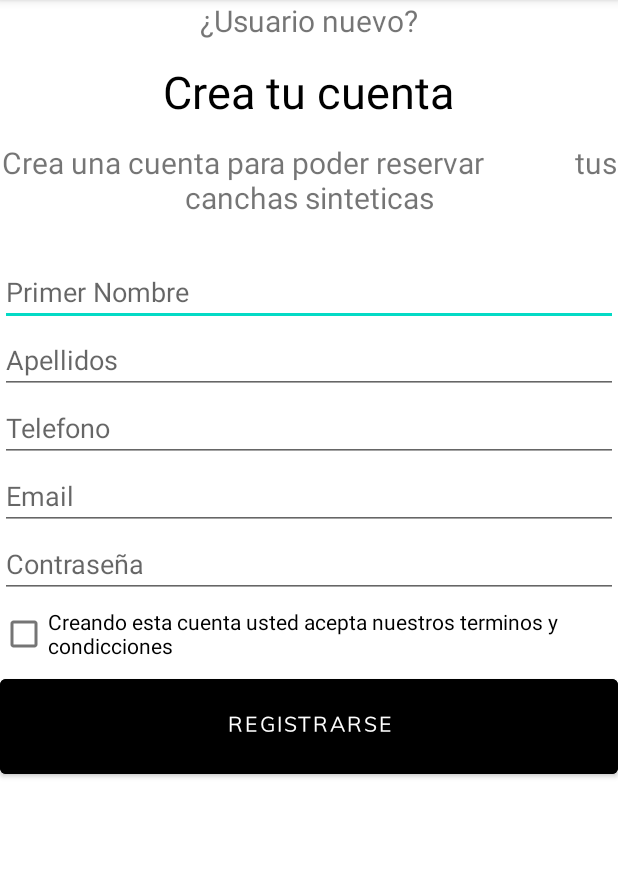
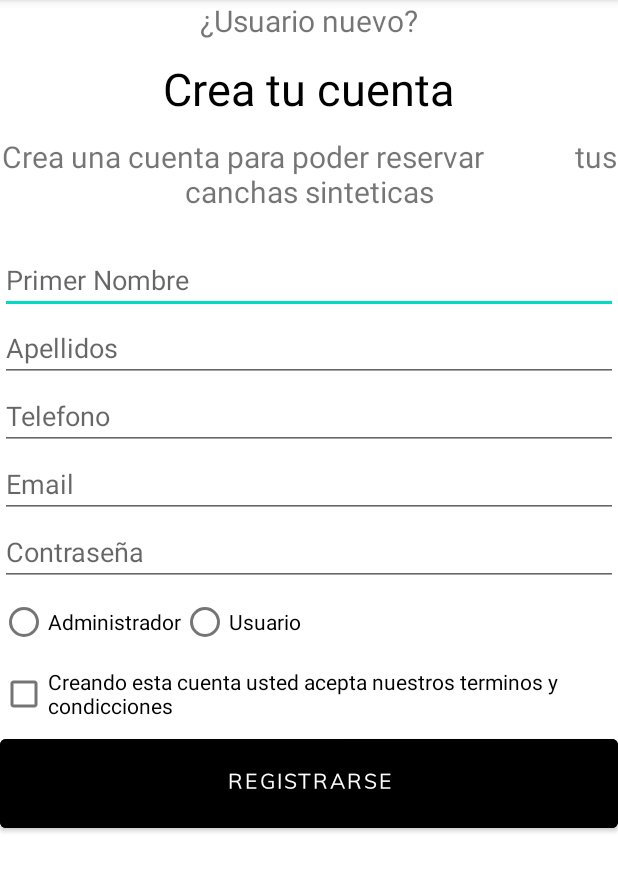
Before and after one commit to aleortbas/proyecto_moviles1, an Android app: the RegistrarUsuario screen opened directly, with no data from a screen before it, on a phone screen of 412 x 824 dp, the part 84-975 px from its top. Run offline under Robolectric (Android 15) with nearby library versions, the phone set to English and light mode, and no system bars.

```diff
--- a/app/src/main/java/com/example/footboocking/RegistrarUsuario.java
+++ b/app/src/main/java/com/example/footboocking/RegistrarUsuario.java
@@ -10,6 +10,7 @@ import android.os.Bundle;
 import android.view.View;
 import android.widget.Button;
 import android.widget.EditText;
+import android.widget.RadioButton;
 import android.widget.Toast;
 
 import org.apache.http.NameValuePair;
@@ -22,6 +23,7 @@ public class RegistrarUsuario extends AppCompatActivity {
 
     EditText nombreTx,apellidoTx,emailTx,contraseñaTx,telefonotx;
     Button button;
+    RadioButton rolAdmin, rolUser;
 
     @Override
     protected void onCreate(Bundle savedInstanceState) {
@@ -33,6 +35,8 @@ public class RegistrarUsuario extends AppCompatActivity {
         emailTx = findViewById(R.id.email);
         contraseñaTx = findViewById(R.id.Password);
         telefonotx = findViewById(R.id.editTextPhone);
+        rolAdmin = findViewById(R.id.radioAdmin);
+        rolUser = findViewById(R.id.radioUser);
         button = (Button) findViewById(R.id.button);
 
         button.setOnClickListener(new View.OnClickListener() {
@@ -55,18 +59,26 @@ public class RegistrarUsuario extends AppCompatActivity {
     private boolean insertar() {
 
         String url = Constants.URL + "footbocking/add.php";
-
-        //DATOS
+        String rol = null;
+        if(rolAdmin.isChecked()==true){
+            rol = "1";
+        }else if(rolUser.isChecked()==true){
+            rol = "2";
+        }
             List<NameValuePair> nameValuePairs; // definimos la lista de datos
             nameValuePairs = new ArrayList<NameValuePair>(7); // tamaño del array
+
             nameValuePairs.add(new BasicNameValuePair("nombre", nombreTx.getText().toString().trim()));
             nameValuePairs.add(new BasicNameValuePair("email", emailTx.getText().toString().trim()));
             nameValuePairs.add(new BasicNameValuePair("telefono", telefonotx.getText().toString().trim()));
             nameValuePairs.add(new BasicNameValuePair("clave", contraseñaTx.getText().toString().trim()));
             nameValuePairs.add(new BasicNameValuePair("apellido", apellidoTx.getText().toString().trim()));
+            nameValuePairs.add(new BasicNameValuePair("rol", rol.trim()));
 
             boolean response = APIHandler.POST(url, nameValuePairs);
+
             return response;
+
     }
 //----------Eventos del AsyncTask para los botones
 
--- a/app/src/main/res/layout/activity_registrar_usuario.xml
+++ b/app/src/main/res/layout/activity_registrar_usuario.xml
@@ -87,6 +87,20 @@
             android:hint="Contraseña"
             />
 
+        <RadioGroup xmlns:android="http://schemas.android.com/apk/res/android"
+            android:layout_width="match_parent"
+            android:layout_height="wrap_content"
+            android:orientation="horizontal">
+            <RadioButton android:id="@+id/radioAdmin"
+                android:layout_width="wrap_content"
+                android:layout_height="wrap_content"
+                android:text="Administrador"/>
+            <RadioButton android:id="@+id/radioUser"
+                android:layout_width="wrap_content"
+                android:layout_height="wrap_content"
+                android:text="Usuario"/>
+        </RadioGroup>
+
         <CheckBox
             android:id="@+id/checkBox"
             android:layout_width="match_parent"
```
Also changed, not shown: app/src/main/java/com/example/footboocking/activity_registrar_locales_canchas.java (+26 -15 lines), app/src/main/java/com/example/footboocking/local.java (+0 -62 lines), app/src/main/java/com/example/footboocking/logIn.java (+9 -2 lines), app/src/main/java/com/example/footboocking/usuario.java (+8 -1 lines), app/src/main/res/layout/activity_registrar_loacales_canchas.xml (+7 -6 lines). Lines whose indentation alone changed are shown as unchanged.
